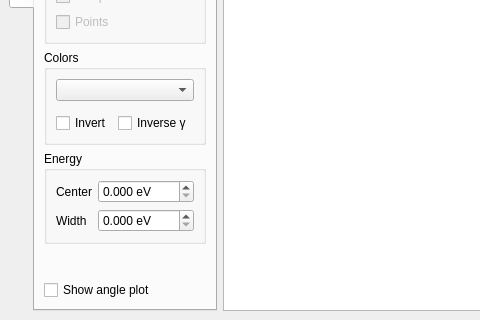
This is erlab/interactive/ktool.ui in kmnhan/erlabpy as Qt 5 draws it before an edit; both pictures show x 0 to 480 and y 179 to 499 of the 805 by 499 pixel window. The edited form follows.
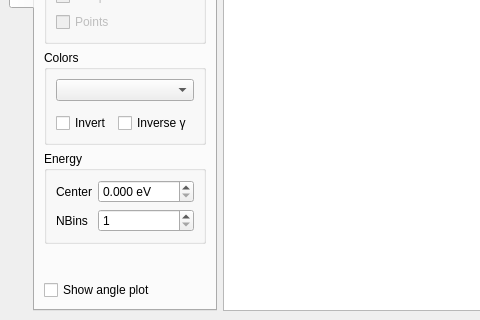
This is the edited form. The open tabs and pages were chosen to show the change. Custom widgets are drawn as their Qt base class.

```diff
--- a/erlab/interactive/ktool.ui
+++ b/erlab/interactive/ktool.ui
@@ -342,20 +342,20 @@
            <item row="1" column="0">
             <widget class="QLabel" name="label_6">
              <property name="text">
-              <string>Width</string>
+              <string>NBins</string>
              </property>
             </widget>
            </item>
            <item row="1" column="1">
-            <widget class="QDoubleSpinBox" name="width_spin">
-             <property name="suffix">
-              <string> eV</string>
-             </property>
-             <property name="decimals">
-              <number>3</number>
+            <widget class="QSpinBox" name="width_spin">
+             <property name="minimum">
+              <number>1</number>
              </property>
              <property name="singleStep">
-              <double>0.001000000000000</double>
+              <number>2</number>
+             </property>
+             <property name="value">
+              <number>1</number>
              </property>
             </widget>
            </item>
```
